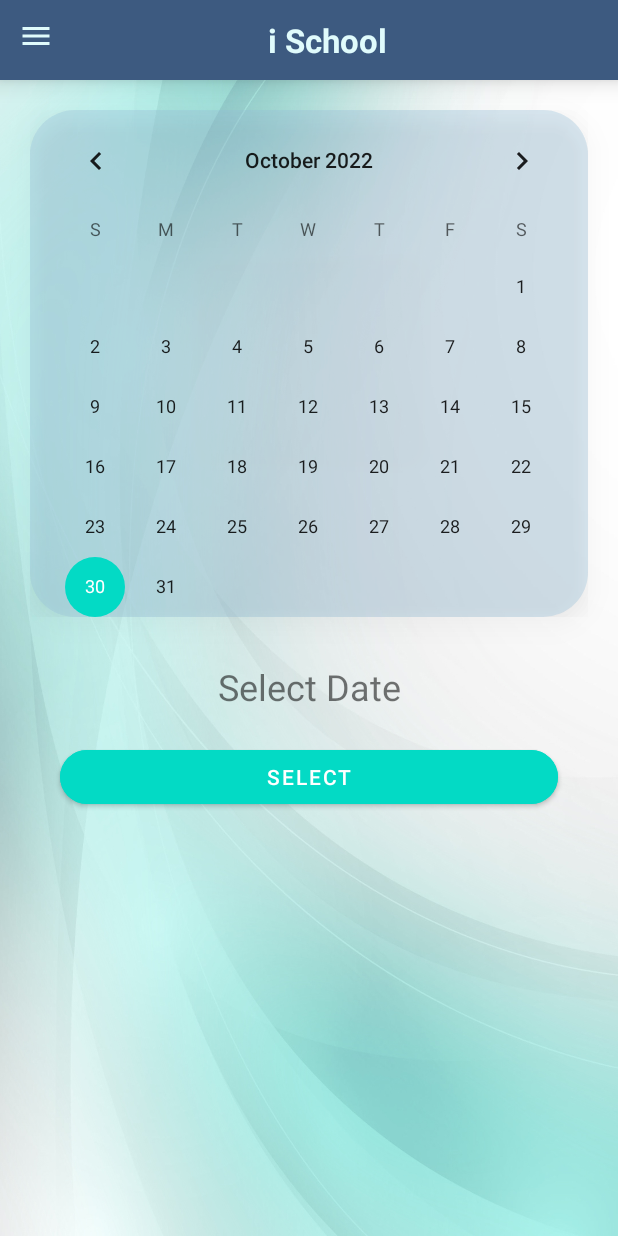
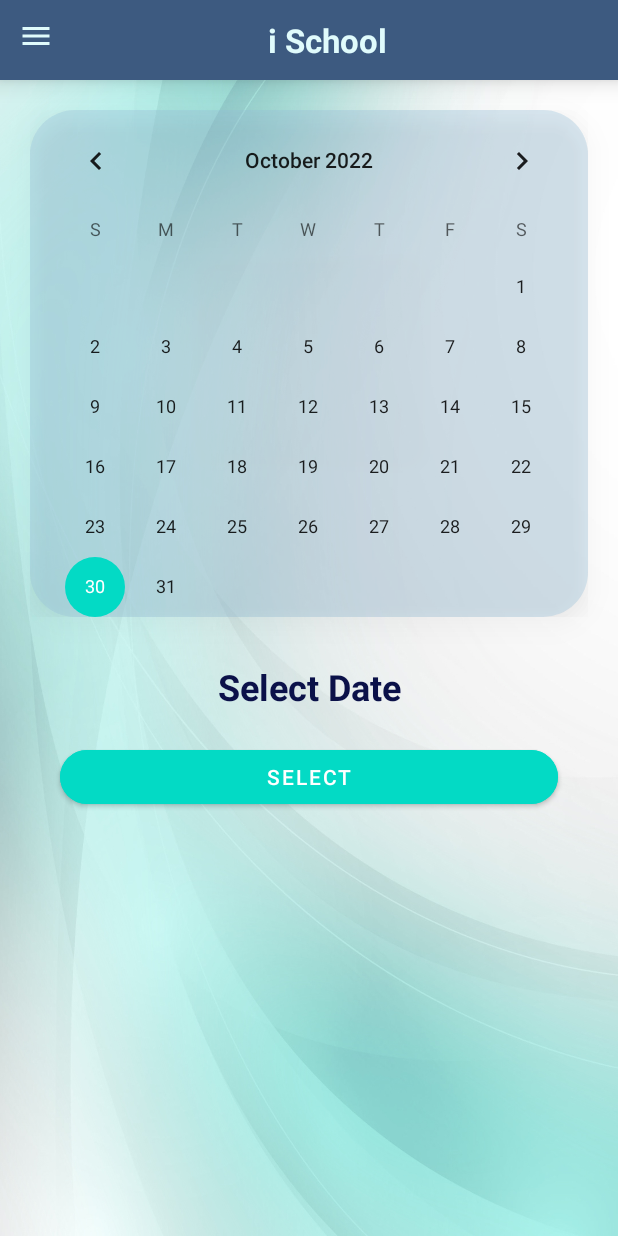
Before and after one commit to AbishekPerera/I-School, an Android app: the RocketTimeTable screen opened directly, with no data from a screen before it, on a phone screen of 412 x 824 dp. Run offline under Robolectric (Android 15) with nearby library versions, the light colour scheme and no system bars; our stand-ins replace Firebase (no records; nobody signed in at launch, a user with empty details on screens opened directly).

Commit message:
miner UI changes

```diff
--- a/app/src/main/res/layout/activity_rocket_time_table.xml
+++ b/app/src/main/res/layout/activity_rocket_time_table.xml
@@ -35,8 +35,10 @@
             android:shadowDx="20"
             android:text="@string/Select_Date_txtV"
             android:textAlignment="center"
-            android:textColorHint="#AD4B5587"
-            android:textSize="24sp" />
+            android:textColor="#0B1149"
+            android:textColorHint="#AD002AFF"
+            android:textSize="24sp"
+            android:textStyle="bold" />
 
 
         <Button
```
